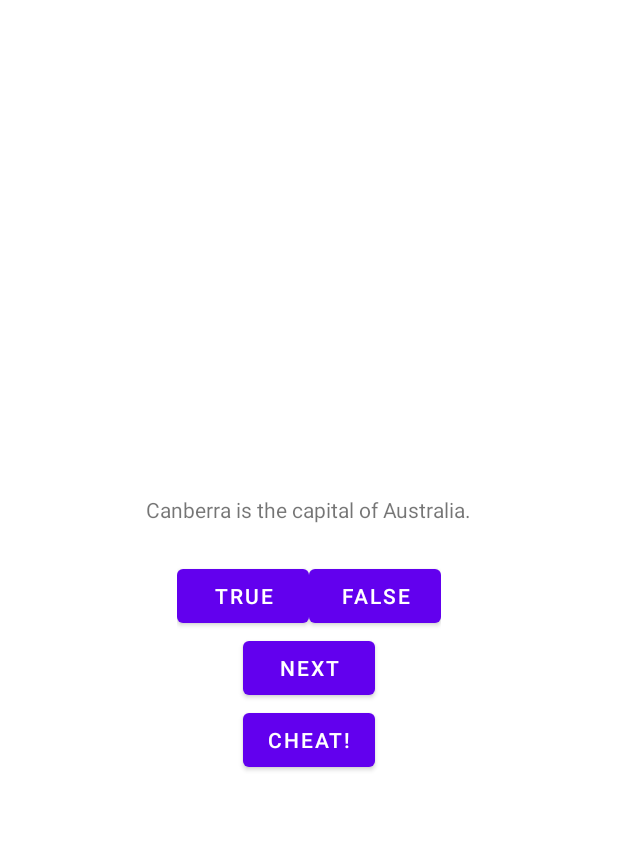
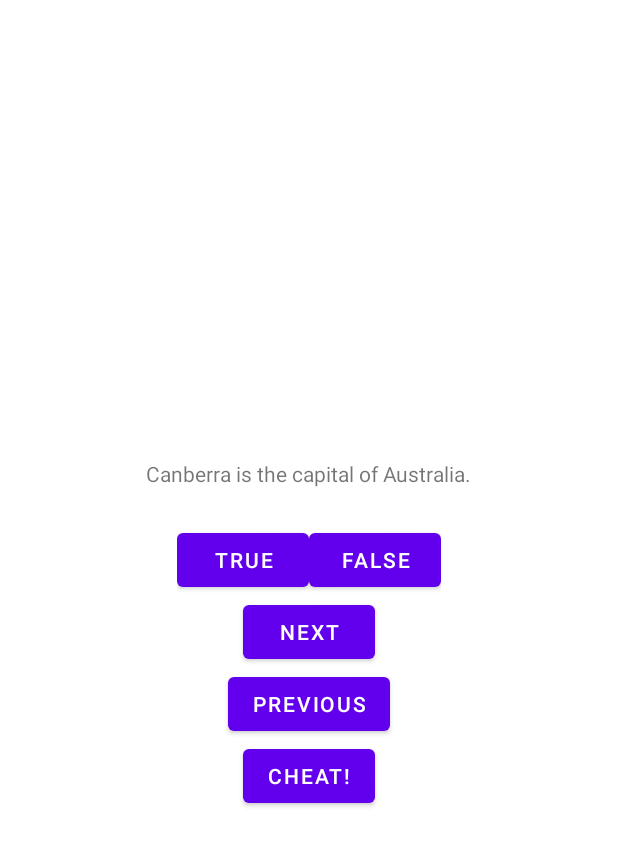
Before and after one commit to tharun812/Spring-23-CS501-Assignment3, an Android app: the layout activity_main.xml on its own in the app's theme, with its tools: preview values and no code run, on a phone screen of 412 x 824 dp. Shown: the top 846 px of the screen. Run offline under Robolectric (Android 15) with nearby library versions, the phone set to English and light mode, and no system bars.

Commit message:
Added the previous button and implemented the functionality

```diff
--- a/GeoQuiz/app/src/main/java/com/example/geoquiz/MainActivity.kt
+++ b/GeoQuiz/app/src/main/java/com/example/geoquiz/MainActivity.kt
@@ -52,6 +52,10 @@ class MainActivity : AppCompatActivity() {
             quizViewModel.moveToNext()
             updateQuestion()
         }
+        binding.previousButton.setOnClickListener {
+            quizViewModel.moveToPrevious()
+            updateQuestion()
+        }
         binding.cheatButton.setOnClickListener {
             //TODO: Start Cheat Activity
             val answerIsTrue = quizViewModel.currentQuestionAnswer
--- a/GeoQuiz/app/src/main/java/com/example/geoquiz/QuizViewModel.kt
+++ b/GeoQuiz/app/src/main/java/com/example/geoquiz/QuizViewModel.kt
@@ -34,6 +34,12 @@ class QuizViewModel(private val savedStateHandle: SavedStateHandle) : ViewModel(
         currentIndex = (currentIndex + 1) % questionBank.size
     }
 
+    fun moveToPrevious(){
+        if(currentIndex != 0){
+            currentIndex = (currentIndex - 1) % questionBank.size
+        }
+    }
+
     fun setIsCheatedValue(value: Boolean) {
         questionBank[currentIndex].isCheated = value
     }
--- a/GeoQuiz/app/src/main/res/layout/activity_main.xml
+++ b/GeoQuiz/app/src/main/res/layout/activity_main.xml
@@ -32,6 +32,11 @@
         android:layout_height="wrap_content"
         android:text="@string/next_button" />
     <Button
+        android:id="@+id/previous_button"
+        android:layout_width="wrap_content"
+        android:layout_height="wrap_content"
+        android:text="@string/previous_button" />
+    <Button
         android:id="@+id/cheat_button"
         android:layout_width="wrap_content"
         android:layout_height="wrap_content"
--- a/GeoQuiz/app/src/main/res/values/strings.xml
+++ b/GeoQuiz/app/src/main/res/values/strings.xml
@@ -11,7 +11,7 @@
         in the Americas.</string>
     <string name="question_asia">Lake Baikal is the world\'s oldest and deepest
         freshwater lake.</string>
-    <string name="previous">Previous</string>
+    <string name="previous_button">Previous</string>
     <string name="next">Next</string>
     <string name="correct_toast">Correct!</string>
     <string name="incorrect_toast">Incorrect!</string>
```
